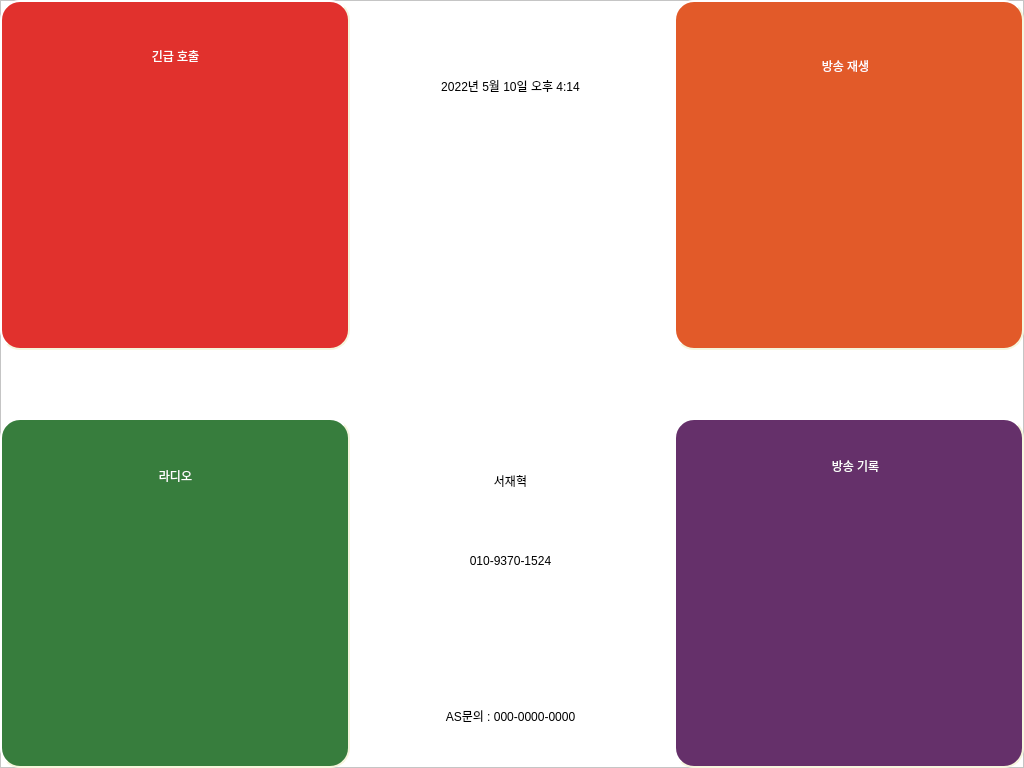
Above: broadcast.ui from twg0/BroadcastGUI before the change. Below: the same form after it.
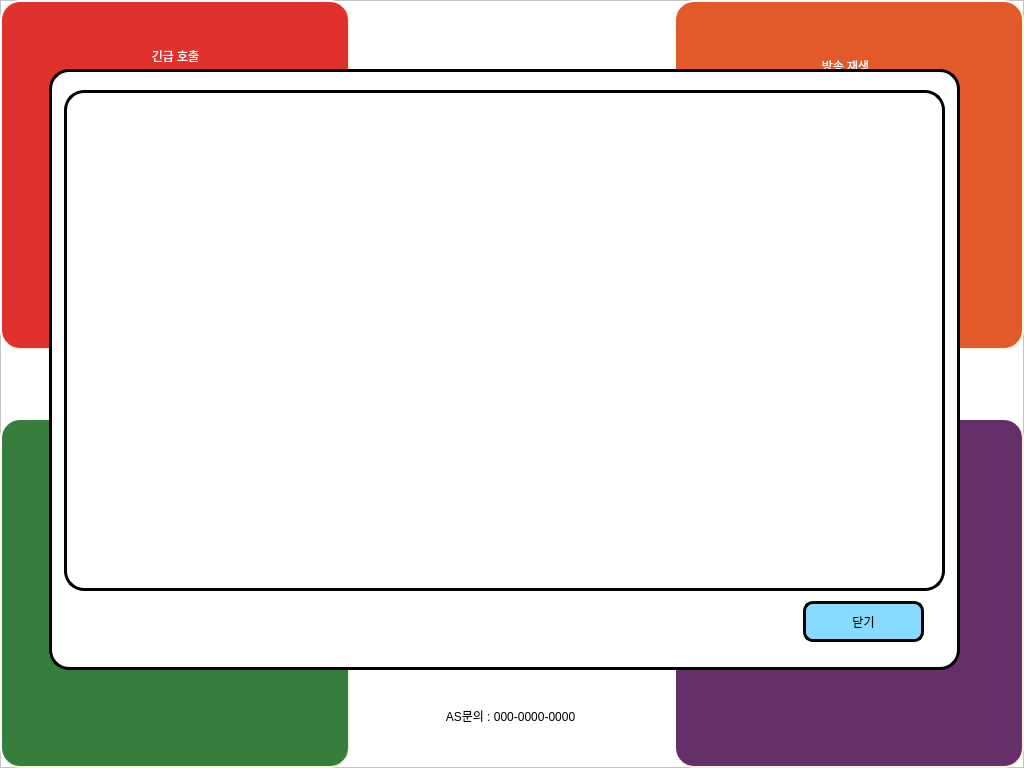
That is the form after the change. Icons and pictures are not drawn.

Commit message: 0516_mqtt_error_fixing

```diff
--- a/broadcast.ui
+++ b/broadcast.ui
@@ -66,6 +66,16 @@
       <string>닫기</string>
      </property>
     </widget>
+    <widget class="QListWidget" name="listWidget">
+     <property name="geometry">
+      <rect>
+       <x>15</x>
+       <y>21</y>
+       <width>881</width>
+       <height>501</height>
+      </rect>
+     </property>
+    </widget>
    </widget>
    <widget class="QFrame" name="mainFrame">
     <property name="geometry">
@@ -1001,9 +1011,9 @@
    <zorder>loginFrame</zorder>
    <zorder>playFrame</zorder>
    <zorder>radioFrame</zorder>
-   <zorder>listFrame</zorder>
    <zorder>emerFrame</zorder>
    <zorder>mainFrame</zorder>
+   <zorder>listFrame</zorder>
   </widget>
   <action name="actionaasdf">
    <property name="text">
```
The commit also changes 1 other file.
